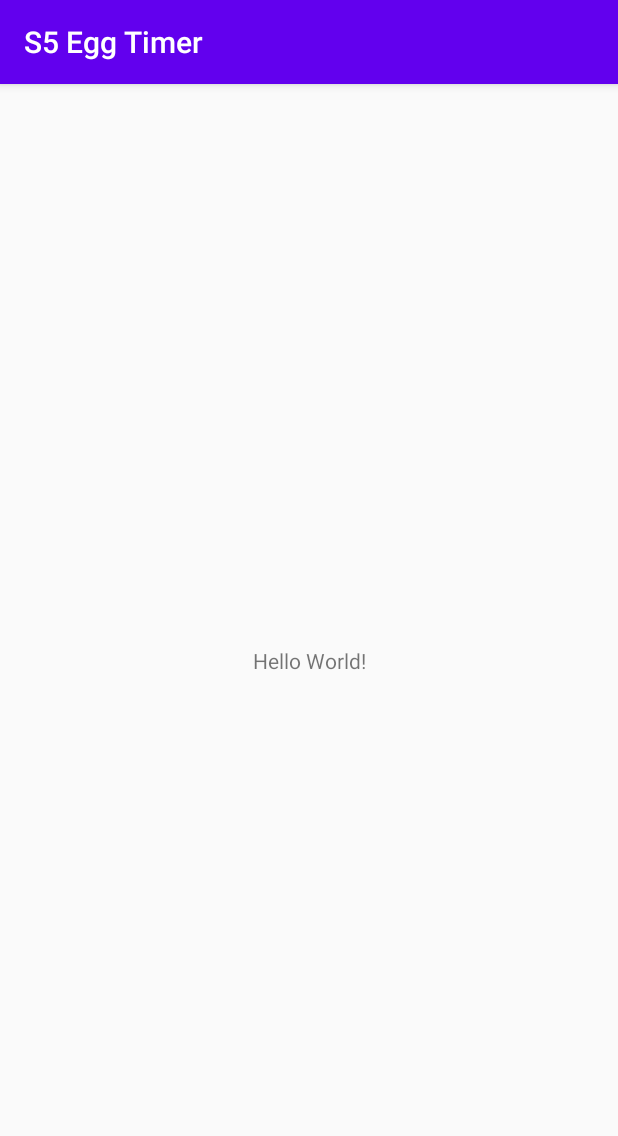
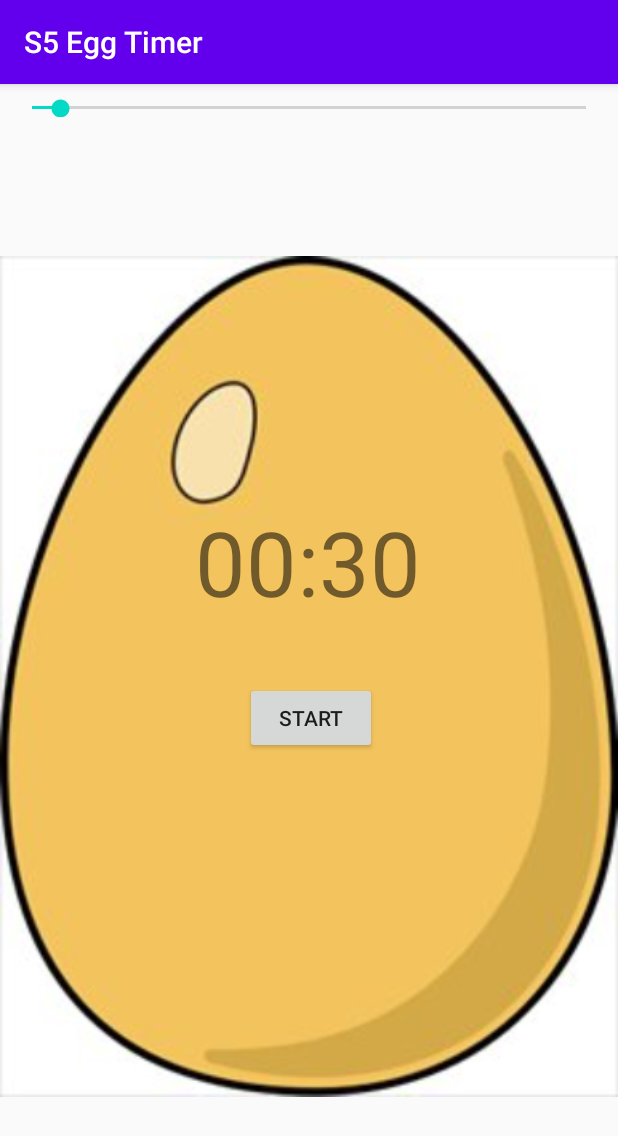
Before and after one commit to Udemy-The-Complete-Android-Dev-Course/S5-Egg-Timer, an Android app: the screen it shows after launch (MainActivity), on a phone screen of 412 x 824 dp. Shown: the top 1136 px of the screen. Run offline under Robolectric (Android 15) with nearby library versions, the phone set to English and light mode, and no system bars.

Commit message:
Implement egg timer.

```diff
--- a/app/src/main/java/ldansorean/s5eggtimer/MainActivity.java
+++ b/app/src/main/java/ldansorean/s5eggtimer/MainActivity.java
@@ -2,13 +2,105 @@ package ldansorean.s5eggtimer;
 
 import androidx.appcompat.app.AppCompatActivity;
 
+import android.media.MediaPlayer;
 import android.os.Bundle;
+import android.os.CountDownTimer;
+import android.view.View;
+import android.widget.Button;
+import android.widget.SeekBar;
+import android.widget.TextView;
 
 public class MainActivity extends AppCompatActivity {
+
+    private static final int TOTAL_DURATION_SEC = 10 * 60; //x min * 60 sec
+    private static final int DEFAULT_EGG_DURATION_SEC = 30;
+
+    private SeekBar progressBar;
+    private Button button;
+    private TextView timeLabel;
+    private boolean running = false;
+    private CountDownTimer countDownTimer;
 
     @Override
     protected void onCreate(Bundle savedInstanceState) {
         super.onCreate(savedInstanceState);
         setContentView(R.layout.activity_main);
+
+        progressBar = findViewById(R.id.progressBar);
+        button = findViewById(R.id.button);
+        timeLabel = findViewById(R.id.timeLabel);
+
+        setupProgressBar();
+        setTimeLabel(DEFAULT_EGG_DURATION_SEC);
+    }
+
+    private void setupProgressBar() {
+        progressBar.setMax(TOTAL_DURATION_SEC);
+        progressBar.setProgress(DEFAULT_EGG_DURATION_SEC);
+
+        progressBar.setOnSeekBarChangeListener(new SeekBar.OnSeekBarChangeListener() {
+            @Override
+            public void onProgressChanged(SeekBar seekBar, int progress, boolean fromUser) {
+                setTimeLabel(progress);
+            }
+
+            @Override
+            public void onStartTrackingTouch(SeekBar seekBar) {
+                ; //noop
+            }
+
+            @Override
+            public void onStopTrackingTouch(SeekBar seekBar) {
+                ; //noop
+            }
+        });
+    }
+
+    private void setTimeLabel(long durationSec) {
+        long min = durationSec / 60;
+        long sec = durationSec - min * 60;
+        String newText = String.format("%02d:%02d", min, sec);
+        timeLabel.setText(newText);
+    }
+
+    public void startStop(View view) {
+        if (running) {
+            countDownTimer.cancel();
+            stop();
+        } else {
+            start();
+            countDownTimer = createCountDownTimer(progressBar.getProgress());
+            countDownTimer.start();
+        }
+    }
+
+    private void start() {
+        running = true;
+        button.setText("Stop");
+        progressBar.setEnabled(false);
+    }
+
+    private void stop() {
+        running = false;
+        button.setText("Start");
+        progressBar.setEnabled(true);
+        progressBar.setProgress(DEFAULT_EGG_DURATION_SEC);
+        setTimeLabel(DEFAULT_EGG_DURATION_SEC);
+    }
+
+    private CountDownTimer createCountDownTimer(int eggDuration) {
+        CountDownTimer countDownTimer = new CountDownTimer(eggDuration * 1000 + 100, 1000) {
+            @Override
+            public void onTick(long millisUntilFinished) {
+                setTimeLabel(millisUntilFinished / 1000);
+            }
+
+            @Override
+            public void onFinish() {
+                MediaPlayer.create(getApplicationContext(), R.raw.airhorn).start();
+                stop();
+            }
+        };
+        return countDownTimer;
     }
 }
--- a/app/src/main/res/layout/activity_main.xml
+++ b/app/src/main/res/layout/activity_main.xml
@@ -6,13 +6,50 @@
     android:layout_height="match_parent"
     tools:context=".MainActivity">
 
-    <TextView
+    <SeekBar
+        android:id="@+id/progressBar"
+        android:layout_width="0dp"
+        android:layout_height="12dp"
+        android:layout_marginStart="5dp"
+        android:layout_marginTop="10dp"
+        android:layout_marginEnd="5dp"
+        app:layout_constraintEnd_toEndOf="parent"
+        app:layout_constraintStart_toStartOf="parent"
+        app:layout_constraintTop_toTopOf="parent" />
+
+    <ImageView
+        android:id="@+id/imageView"
+        android:layout_width="0dp"
+        android:layout_height="0dp"
+        android:scaleType="fitCenter"
+        app:layout_constraintBottom_toBottomOf="parent"
+        app:layout_constraintEnd_toEndOf="parent"
+        app:layout_constraintHorizontal_bias="0.0"
+        app:layout_constraintStart_toStartOf="parent"
+        app:layout_constraintTop_toBottomOf="@id/progressBar"
+        app:srcCompat="@drawable/egg" />
+
+    <Button
+        android:id="@+id/button"
         android:layout_width="wrap_content"
         android:layout_height="wrap_content"
-        android:text="Hello World!"
-        app:layout_constraintBottom_toBottomOf="parent"
-        app:layout_constraintLeft_toLeftOf="parent"
-        app:layout_constraintRight_toRightOf="parent"
-        app:layout_constraintTop_toTopOf="parent" />
+        android:layout_marginTop="40dp"
+        android:onClick="startStop"
+        android:text="Start"
+        app:layout_constraintEnd_toEndOf="parent"
+        app:layout_constraintHorizontal_bias="0.505"
+        app:layout_constraintStart_toStartOf="parent"
+        app:layout_constraintTop_toBottomOf="@id/timeLabel" />
 
+    <TextView
+        android:id="@+id/timeLabel"
+        android:layout_width="wrap_content"
+        android:layout_height="wrap_content"
+        android:layout_marginTop="256dp"
+        android:text="00:30"
+        android:textSize="60sp"
+        app:layout_constraintEnd_toEndOf="parent"
+        app:layout_constraintHorizontal_bias="0.498"
+        app:layout_constraintStart_toStartOf="parent"
+        app:layout_constraintTop_toBottomOf="@+id/progressBar" />
 </androidx.constraintlayout.widget.ConstraintLayout>
```
Also changed, not shown: app/src/main/res/drawable/egg.jpg (added), 1 other file.
